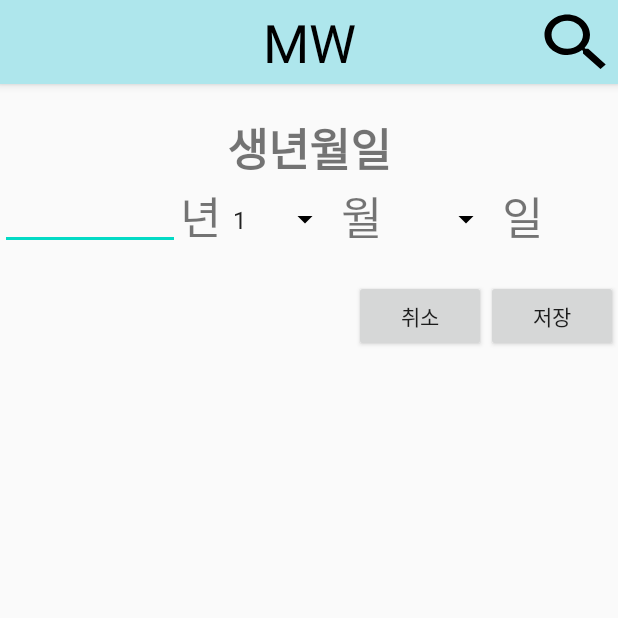
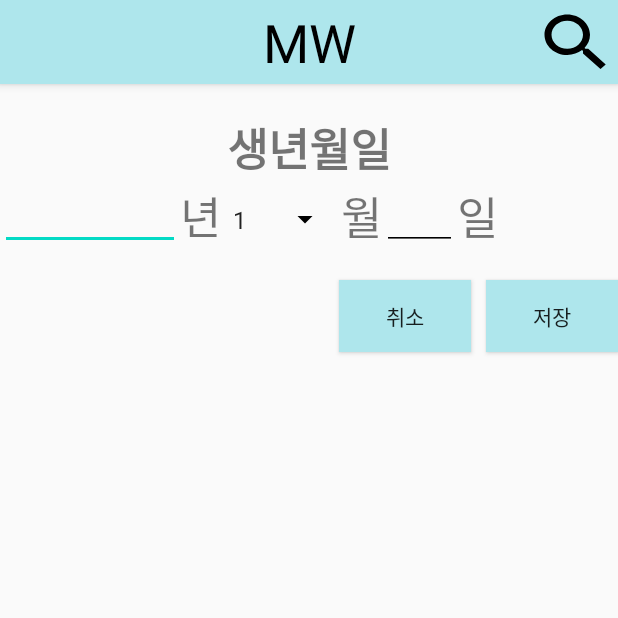
Before and after one commit to kairo139/MWProject, an Android app: the birthchange screen opened directly, with no data from a screen before it, on a phone screen of 412 x 824 dp, the top half of it. Run offline under Robolectric (Android 15) with nearby library versions, the phone set to English and light mode, and no system bars.

Commit message:
2020.06.17

```diff
--- a/app/src/main/java/com/example/mwproject/Login.java
+++ b/app/src/main/java/com/example/mwproject/Login.java
@@ -25,6 +25,7 @@ public class Login extends AppCompatActivity {
             @Override
             public void onClick(View v) {
                 System.out.println(edtID);
+
             }
         });
 
@@ -38,8 +39,7 @@ public class Login extends AppCompatActivity {
         edtID.setOnClickListener(new View.OnClickListener() {
             @Override
             public void onClick(View v) {
-                Intent intent = new Intent(getApplicationContext(),membership.class);
-                startActivity(intent);
+
             }
         });
     }
--- a/app/src/main/java/com/example/mwproject/MainActivity.java
+++ b/app/src/main/java/com/example/mwproject/MainActivity.java
@@ -157,6 +157,7 @@ public class MainActivity extends AppCompatActivity{
             @Override
             public void onClick(View v) {
                 System.out.println(edtPW.getText().toString());
+
             }
         });
 
--- a/app/src/main/java/com/example/mwproject/birthchange.java
+++ b/app/src/main/java/com/example/mwproject/birthchange.java
@@ -1,12 +1,19 @@
 package com.example.mwproject;
 
 import android.os.Bundle;
+import android.view.View;
 import android.widget.ArrayAdapter;
+import android.widget.Button;
+import android.widget.EditText;
 import android.widget.Spinner;
 
 import androidx.appcompat.app.AppCompatActivity;
 
 public class birthchange extends AppCompatActivity {
+    Button g_btnsave;
+    EditText birth_edtyear;
+    EditText birth_spinnerday;
+    Spinner monthspinner;
 
     @Override
     protected void onCreate(Bundle savedInstanceState) {
@@ -15,9 +22,19 @@ public class birthchange extends AppCompatActivity {
 
         final String[] month = {"1","2","3","4","5","6","7","8","9","10","11","12"};
 
-        Spinner monthspinner = (Spinner)findViewById(R.id.birth_spinmonth);
+        monthspinner = (Spinner)findViewById(R.id.birth_spinmonth);
+        g_btnsave = findViewById(R.id.g_btnsave);
+        birth_edtyear = findViewById(R.id.birth_edtyear);
+        birth_spinnerday = findViewById(R.id.birth_spinday);
 
         ArrayAdapter<String> monthadapter = new ArrayAdapter<>(this,android.R.layout.simple_spinner_item,month);
         monthspinner.setAdapter(monthadapter);
+
+        g_btnsave.setOnClickListener(new View.OnClickListener() {
+            @Override
+            public void onClick(View v) {
+                String str = birth_edtyear.getText().toString() + "." + monthspinner.getSelectedItem().toString() + "." + birth_spinnerday.getText().toString();
+            }
+        });
     }
 }
--- a/app/src/main/res/layout/birthchange.xml
+++ b/app/src/main/res/layout/birthchange.xml
@@ -66,12 +66,12 @@
         android:textSize="30dp"
     />
 
-    <Spinner
+    <EditText
         android:id="@+id/birth_spinday"
-        android:layout_width="80dp"
-        android:layout_height="50dp"
+        android:layout_width="50dp"
+        android:layout_height="wrap_content"
         app:layout_constraintLeft_toRightOf="@+id/birth_txtmonth"
-        app:layout_constraintTop_toBottomOf="@+id/birth_title"
+        app:layout_constraintTop_toBottomOf="@id/birth_title"
         />
 
     <TextView
@@ -92,6 +92,7 @@
         app:layout_constraintRight_toRightOf="parent"
         app:layout_constraintTop_toBottomOf="@id/birth_txtday"
         android:layout_marginTop="20dp"
+        android:background="@color/SigColor"
         />
 
     <Button
@@ -102,5 +103,7 @@
         app:layout_constraintRight_toLeftOf="@+id/g_btnsave"
         app:layout_constraintTop_toBottomOf="@id/birth_txtday"
         android:layout_marginTop="20dp"
+        android:background="@color/SigColor"
+        android:layout_marginRight="10dp"
         />
 </androidx.constraintlayout.widget.ConstraintLayout>
--- a/app/src/main/res/layout/genderchange.xml
+++ b/app/src/main/res/layout/genderchange.xml
@@ -71,6 +71,7 @@
         app:layout_constraintRight_toRightOf="parent"
         app:layout_constraintTop_toBottomOf="@id/g_radiogroup"
         android:layout_marginTop="20dp"
+        android:background="@color/SigColor"
         />
 
     <Button
@@ -81,5 +82,7 @@
         app:layout_constraintRight_toLeftOf="@+id/g_btnsave"
         app:layout_constraintTop_toBottomOf="@+id/g_radiogroup"
         android:layout_marginTop="20dp"
+        android:background="@color/SigColor"
+        android:layout_marginRight="10dp"
         />
 </androidx.constraintlayout.widget.ConstraintLayout>
--- a/app/src/main/res/layout/namechange.xml
+++ b/app/src/main/res/layout/namechange.xml
@@ -80,6 +80,7 @@
         app:layout_constraintRight_toRightOf="parent"
         app:layout_constraintTop_toBottomOf="@id/n_edtfirstname"
         android:layout_marginTop="20dp"
+        android:background="@color/SigColor"
         />
 
     <Button
@@ -90,6 +91,8 @@
         app:layout_constraintRight_toLeftOf="@+id/n_btnsave"
         app:layout_constraintTop_toBottomOf="@+id/n_edtfirstname"
         android:layout_marginTop="20dp"
+        android:background="@color/SigColor"
+        android:layout_marginRight="10dp"
         />
 
 </androidx.constraintlayout.widget.ConstraintLayout>
--- a/app/src/main/res/layout/passwdchange.xml
+++ b/app/src/main/res/layout/passwdchange.xml
@@ -101,6 +101,7 @@
         app:layout_constraintRight_toRightOf="parent"
         app:layout_constraintTop_toBottomOf="@id/psw_edtnewchk"
         android:layout_marginTop="20dp"
+        android:background="@color/SigColor"
         />
 
     <Button
@@ -111,6 +112,8 @@
         app:layout_constraintRight_toLeftOf="@+id/psw_btnsave"
         app:layout_constraintTop_toBottomOf="@id/psw_edtnewchk"
         android:layout_marginTop="20dp"
+        android:background="@color/SigColor"
+        android:layout_marginRight="10dp"
         />
 
 </androidx.constraintlayout.widget.ConstraintLayout>
--- a/app/src/main/res/layout/profilechange.xml
+++ b/app/src/main/res/layout/profilechange.xml
@@ -106,7 +106,7 @@
         android:id="@+id/p_gender"
         android:layout_width="wrap_content"
         android:layout_height="wrap_content"
-        android:text="남"
+        android:text="남성"
         app:layout_constraintLeft_toLeftOf="parent"
         app:layout_constraintTop_toBottomOf="@id/p_txtgender"
         android:layout_marginLeft="25dp"
```
Also changed, not shown: app/src/main/java/com/example/mwproject/ProfileChange.java (+38 -0 lines), app/src/main/java/com/example/mwproject/genderchange.java (+18 -0 lines), app/src/main/java/com/example/mwproject/namechange.java (+19 -0 lines), app/src/main/java/com/example/mwproject/passwdchange.java (+12 -0 lines).
